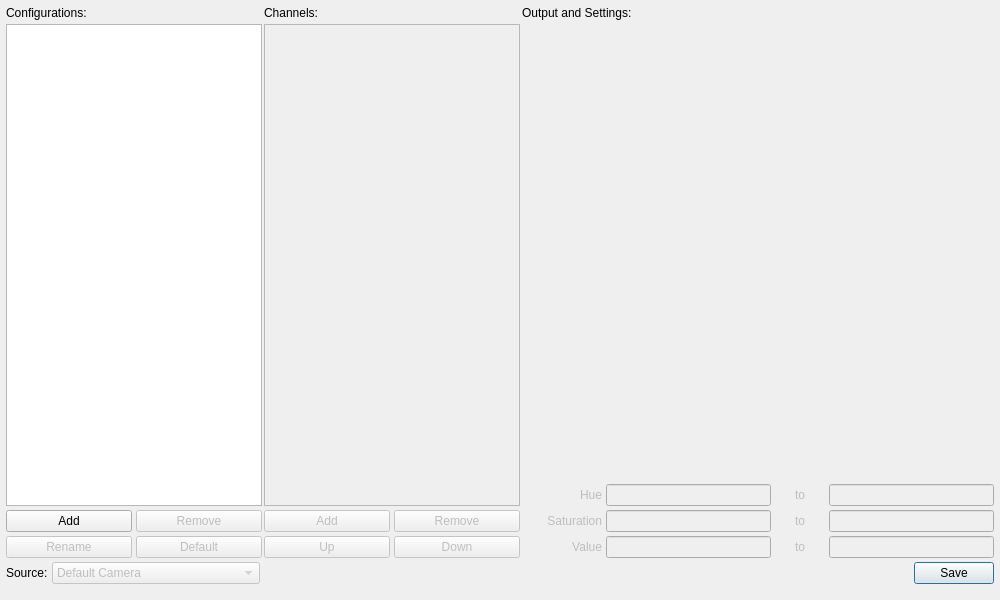
Qt form ui/vision_dialog.ui (kipr/cs2) before a commit.
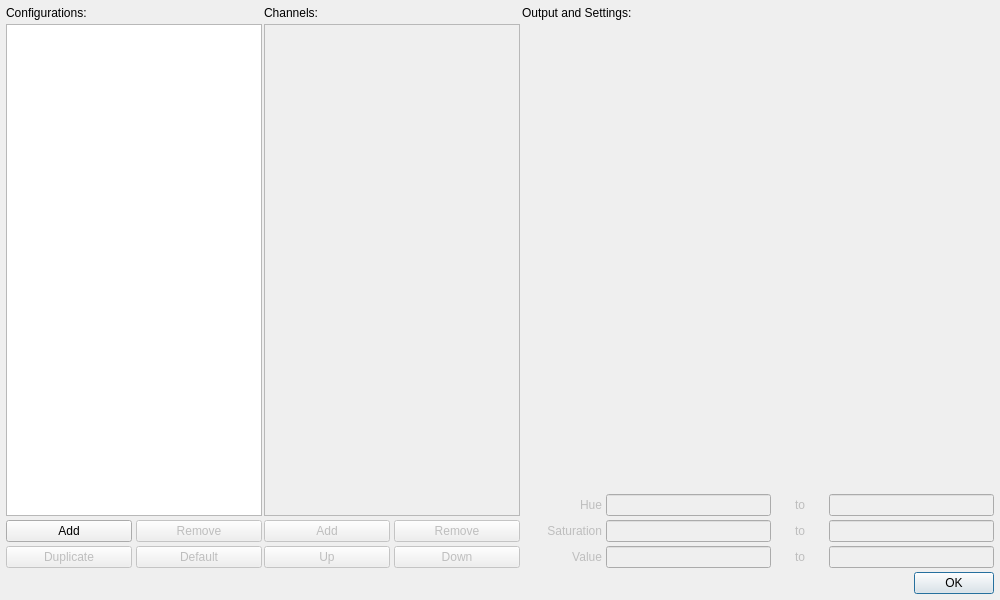
The same form after that commit. Icons and pictures are not drawn. Custom widgets are drawn as their Qt base class.

Commit message: Rewrote large portions of vision dialog

```diff
--- a/ui/vision_dialog.ui
+++ b/ui/vision_dialog.ui
@@ -99,7 +99,7 @@
             <bool>false</bool>
            </property>
            <property name="text">
-            <string>Rename</string>
+            <string>Duplicate</string>
            </property>
            <property name="icon">
             <iconset resource="../rc/icons.qrc">
@@ -455,56 +455,14 @@
     </layout>
    </item>
    <item>
-    <layout class="QHBoxLayout" name="horizontalLayout_11">
-     <property name="bottomMargin">
-      <number>10</number>
+    <widget class="QDialogButtonBox" name="buttonBox">
+     <property name="orientation">
+      <enum>Qt::Horizontal</enum>
      </property>
-     <item>
-      <widget class="QLabel" name="label">
-       <property name="text">
-        <string>Source:</string>
-       </property>
-      </widget>
-     </item>
-     <item>
-      <widget class="QComboBox" name="source">
-       <property name="enabled">
-        <bool>false</bool>
-       </property>
-       <property name="minimumSize">
-        <size>
-         <width>200</width>
-         <height>0</height>
-        </size>
-       </property>
-       <item>
-        <property name="text">
-         <string>Default Camera</string>
-        </property>
-       </item>
-       <item>
-        <property name="text">
-         <string>Parrot AR.Drone Front Camera</string>
-        </property>
-       </item>
-       <item>
-        <property name="text">
-         <string>Parrot AR.Drone Bottom Camera</string>
-        </property>
-       </item>
-      </widget>
-     </item>
-     <item>
-      <widget class="QDialogButtonBox" name="buttonBox">
-       <property name="orientation">
-        <enum>Qt::Horizontal</enum>
-       </property>
-       <property name="standardButtons">
-        <set>QDialogButtonBox::Save</set>
-       </property>
-      </widget>
-     </item>
-    </layout>
+     <property name="standardButtons">
+      <set>QDialogButtonBox::Ok</set>
+     </property>
+    </widget>
    </item>
   </layout>
  </widget>
```
Left out of the diff: 121 changed lines with no effect on the pictures. The commit also changes 7 other files.
